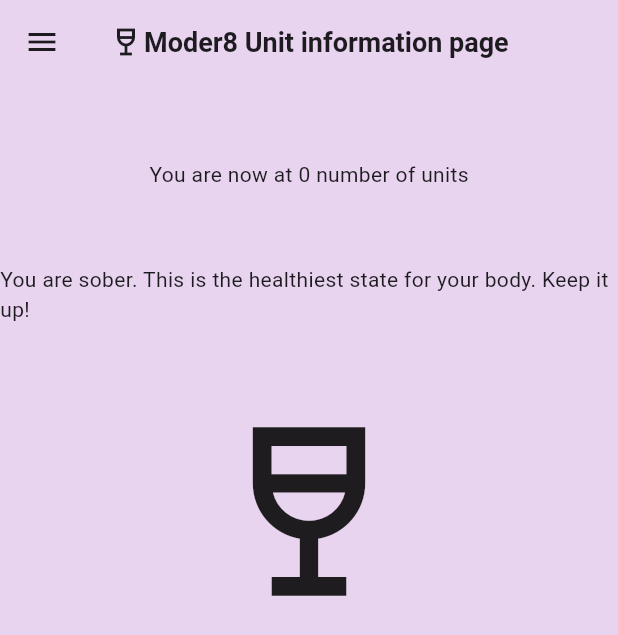
After one commit to mariausy/health_app, a Flutter app: the HomePage screen opened directly, in the side drawer, after a tap on "Unit information", on a phone screen of 412 x 824 dp. The commit adds this screen. Shown: the top 635 px of the screen. Run offline on Flutter 3.47's test engine with Material 3 defaults, Android fonts, the phone set to English and light mode, and no system bars; our stand-ins replace jwt_decoder, shared_preferences, syncfusion_flutter_charts; accounts and stored records are empty.

Commit message:
Unit information

```diff
--- a/project_code/lib/screens/homepage.dart
+++ b/project_code/lib/screens/homepage.dart
@@ -1,4 +1,5 @@
 import 'package:flutter/material.dart';
+import 'package:moder8/screens/unit_information.dart';
 import 'package:provider/provider.dart';
 import 'package:moder8/providers/data_provider.dart';
 import 'package:moder8/services/impact.dart';
@@ -149,6 +150,14 @@ class _HomePageState extends State<HomePage> {
               child: Text('Menu'),
             ),
             ListTile(
+              title: Text('Unit information'),
+              onTap: () {
+                Provider.of<DataProvider>(context, listen: false).clearData();
+                Navigator.pushReplacement(
+                  context, MaterialPageRoute(builder: (_) => UnitInformationPage()));
+              },
+            ),
+            ListTile(
               leading: Icon(Icons.logout),
               title: Text('Logout'),
               onTap: () {
--- /dev/null
+++ b/project_code/lib/screens/unit_information.dart
@@ -0,0 +1,135 @@
+import 'package:flutter/material.dart';
+import 'package:shared_preferences/shared_preferences.dart';
+import 'package:moder8/screens/loginpage.dart';
+import 'package:moder8/screens/homepage.dart';
+import 'package:provider/provider.dart';
+import 'package:moder8/providers/data_provider.dart';
+
+// A list of quotes
+final List<String> effects = [
+  "You are sober. This is the healthiest state for your body. Keep it up!",
+  "After this many units, you might start feeling lightly affected. Drink responsibly and enjoy the moment.",
+  "After this many units, you might start feeling lightly affected. Remember, moderation is key.",
+  "Be aware, this amount of alcohol can make you more uncritical and risk-averse. Remember to drink responsibly.",
+  "Be aware, this amount of alcohol can make you more uncritical and risk-averse. Stay mindful of your limits.",
+  "Stay careful. This amount can affect your balance and coordination. Drink responsibly.",
+  "Stay careful. This amount can affect your balance and coordination. Remember, safety first.",
+  "Your memory might start to be affected by this amount of alcohol. Keep track of your intake.",
+  "Your memory might start to be affected by this amount of alcohol. Remember, moderation is crucial.",
+  "Please be careful. Listen to your body and know when it's time to stop."
+];
+
+class UnitInformationPage extends StatefulWidget {
+  UnitInformationPage({Key? key}) : super(key: key);
+
+  @override
+  _UnitInformationPage createState() => _UnitInformationPage();
+}
+
+class _UnitInformationPage extends State<UnitInformationPage> {
+  int alcoholUnits = 0; //variable to store abounts of alohol units
+  String effectText = "";
+
+    @override
+  void initState() {
+    super.initState();
+    _loadAlcoholUnits(); // Load alcohol units count when app starts
+  }
+
+  void _loadAlcoholUnits() async {
+    final sharedPreferences = await SharedPreferences.getInstance();
+    final count = sharedPreferences.getInt('alcoholUnits') ?? 0;
+    setState(() {
+      alcoholUnits = count;
+    });
+    if (alcoholUnits < effects.length) {
+      effectText = effects[alcoholUnits];
+    } else {
+      effectText = effects.last;
+    }
+  }
+
+  @override
+  Widget build(BuildContext context) {
+    return Scaffold(
+      backgroundColor: const Color.fromRGBO(232, 212, 239, 1),
+      appBar: AppBar(
+        backgroundColor: const Color.fromRGBO(232, 212, 239, 1),
+        title: const Row(
+          children: [
+            Icon(Icons.wine_bar_outlined),
+            Text('Moder8 Unit information page',
+              style: TextStyle(
+                  fontSize: 18,
+                  fontWeight: FontWeight.bold,
+                ),),
+          ],
+        ),
+      ),
+      body: ListView(
+        children: <Widget>[
+        Column(
+          mainAxisAlignment: MainAxisAlignment.center,
+          children: [
+            const SizedBox(
+              height: 50,
+            ),
+            Text('You are now at $alcoholUnits number of units'),
+            const SizedBox(
+              height: 50,
+            ),
+            Text(effectText),
+            const SizedBox(
+              height: 50,
+            ),
+            const Icon(Icons.wine_bar_outlined, size: 150)
+          ],
+        ),
+        ],
+      ),
+      drawer: Drawer(
+        child: ListView(
+          padding: EdgeInsets.zero,
+          children: [
+            const DrawerHeader(
+              child: Text('Menu'),
+            ),
+            ListTile(
+              title: Text('Homepage'),
+              onTap: () async {
+                  Navigator.pushReplacement(
+                  context,
+                  MaterialPageRoute(
+                    builder: (context) => ChangeNotifierProvider(
+                      create: (context) => DataProvider(),
+                      child: HomePage(),
+                    ),
+                  ),
+                  );
+                },
+            ),
+            ListTile(
+              leading: Icon(Icons.logout),
+              title: Text('Logout'),
+              onTap: () {
+                _toLoginPage(context);
+              },
+            ),
+          ],
+        ),
+      ),
+    );
+  }
+}
+
+void _toLoginPage(BuildContext context) async {
+  //Get the instance and remove isUserLogged flag from shared preferences
+  final sharedPreferences = await SharedPreferences.getInstance();
+  await sharedPreferences.remove('isUserLogged');
+
+  //Pop the drawer first
+  Navigator.pop(context);
+  //Then pop the HomePage
+  Navigator.of(context)
+      .pushReplacement(MaterialPageRoute(builder: (context) => LoginPage()));
+} //_toCalendarPage
```
